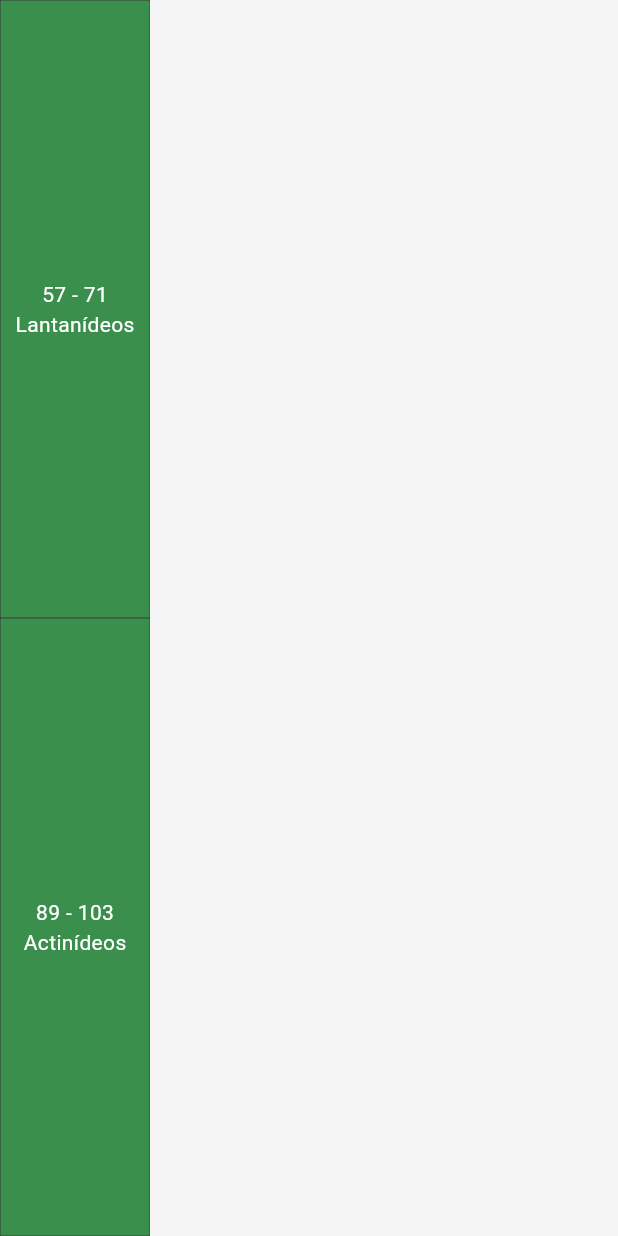
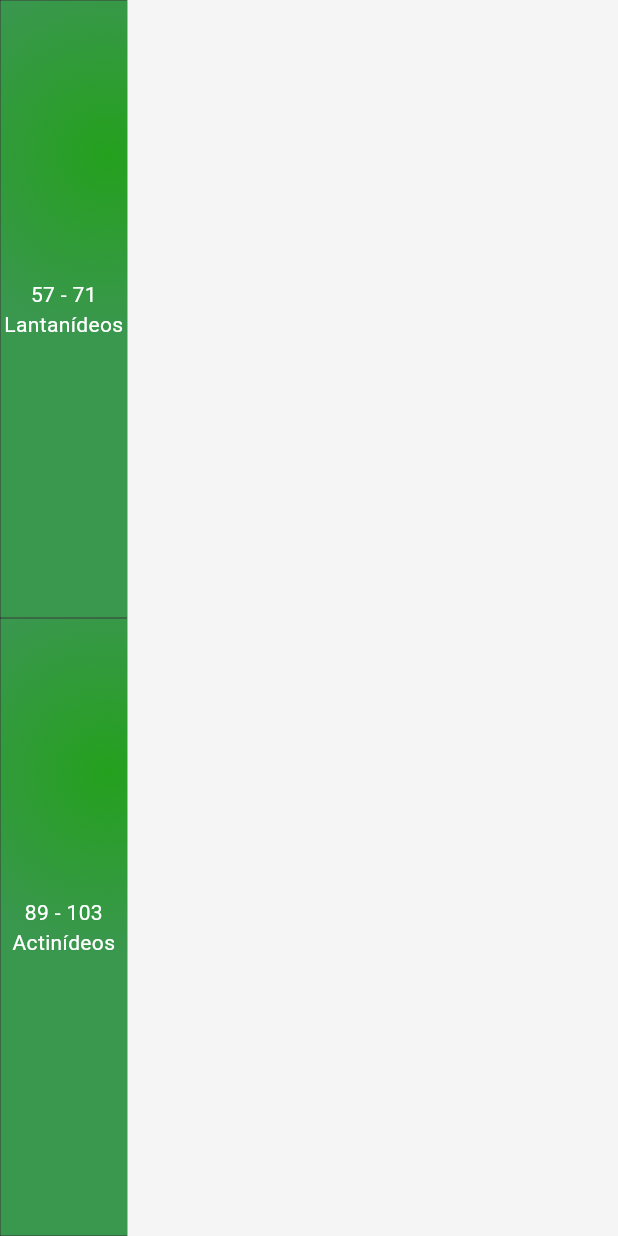
Before and after one commit to paulohebert/periodic-table, a Flutter app: the LanthanidesActinidesContainer widget shown alone on an empty page, opened directly, on a phone screen of 412 x 824 dp. Run offline on Flutter 3.47's test engine with Material 3 defaults, Android fonts, the phone set to English and light mode, and no system bars; our stand-ins replace flutter_layout_grid, rive, shared_preferences; accounts and stored records are empty.

Commit message:
refactor: theme colors

```diff
--- a/lib/src/constants/color_palette.dart
+++ b/lib/src/constants/color_palette.dart
@@ -2,8 +2,17 @@ import 'package:flutter/material.dart';
 
 import '../models/element_category.dart';
 
-const Map<ElementCategory, Color> colors = {
-  ElementCategory.metal: Color.fromRGBO(75, 209, 104, 1),
-  ElementCategory.nonmetal: Color.fromRGBO(240, 112, 20, 1),
-  ElementCategory.semimetal: Color.fromRGBO(240, 178, 20, 1),
+const Map<ElementCategory, List<Color>> colors = {
+  ElementCategory.metal: [
+    Color.fromRGBO(40, 190, 48, 1),
+    Color.fromRGBO(75, 209, 104, 1),
+  ],
+  ElementCategory.nonmetal: [
+    Color.fromRGBO(245, 149, 23, 1),
+    Color.fromRGBO(240, 112, 20, 1),
+  ],
+  ElementCategory.semimetal: [
+    Color.fromRGBO(240, 202, 34, 1),
+    Color.fromRGBO(240, 178, 20, 1),
+  ],
 };
--- a/lib/src/constants/theme.dart
+++ b/lib/src/constants/theme.dart
@@ -14,6 +14,10 @@ ThemeData lightTheme = ThemeData.light().copyWith(
       shadowColor: Colors.black,
       surfaceTintColor: Colors.white,
     ),
+    indicatorColor: Colors.black,
+    scrollbarTheme: const ScrollbarThemeData(
+        thumbColor: WidgetStatePropertyAll(Colors.black45),
+        trackColor: WidgetStatePropertyAll(Color(0xFFF5F5F5))),
     scaffoldBackgroundColor: const Color(0xFFF5F5F5));
 
 ThemeData darkTheme = ThemeData.dark().copyWith(
@@ -30,4 +34,9 @@ ThemeData darkTheme = ThemeData.dark().copyWith(
       shadowColor: Colors.white,
       surfaceTintColor: Colors.black,
     ),
+    indicatorColor: Colors.white,
+    scrollbarTheme: const ScrollbarThemeData(
+      thumbColor: WidgetStatePropertyAll(Color(0xFFEEEEEE)),
+      trackColor: WidgetStatePropertyAll(Color(0xFF212121)),
+    ),
     scaffoldBackgroundColor: const Color(0xFF212121));
--- a/lib/src/widgets/cell.dart
+++ b/lib/src/widgets/cell.dart
@@ -6,17 +6,17 @@ class Cell extends StatelessWidget {
   const Cell(
       {super.key,
       required this.child,
-      required this.color,
+      required this.colors,
       required this.onTap});
 
   final Widget child;
-  final Color color;
+  final List<Color> colors;
   final VoidCallback onTap;
 
   @override
   Widget build(BuildContext context) {
     return AnimatedContainer(
-      width: max(MediaQuery.sizeOf(context).width / 18, 100),
+      width: max(MediaQuery.sizeOf(context).width / 18, 85),
       duration: const Duration(seconds: 2),
       curve: Curves.easeIn,
       child: Material(
@@ -24,8 +24,13 @@ class Cell extends StatelessWidget {
         child: InkWell(
             onTap: onTap,
             child: Ink(
-              decoration:
-                  BoxDecoration(border: Border.all(width: 0.25), color: color),
+              decoration: BoxDecoration(
+                  border: Border.all(width: 0.25),
+                  gradient: RadialGradient(
+                    center: const Alignment(0.7, -0.5),
+                    radius: 1.4,
+                    colors: colors,
+                  )),
               child: SizedBox.expand(child: child),
             )),
       ),
--- a/lib/src/widgets/lanthanides_actinides_container.dart
+++ b/lib/src/widgets/lanthanides_actinides_container.dart
@@ -46,7 +46,10 @@ class _LanthanidesActinidesContainerState
       child: Row(
         children: [
           Cell(
-            color: const Color.fromARGB(255, 58, 143, 76),
+            colors: const [
+              Color.fromARGB(255, 36, 160, 29),
+              Color.fromARGB(255, 58, 151, 78)
+            ],
             onTap: () {
               setState(() {
                 _active = !_active;
```
